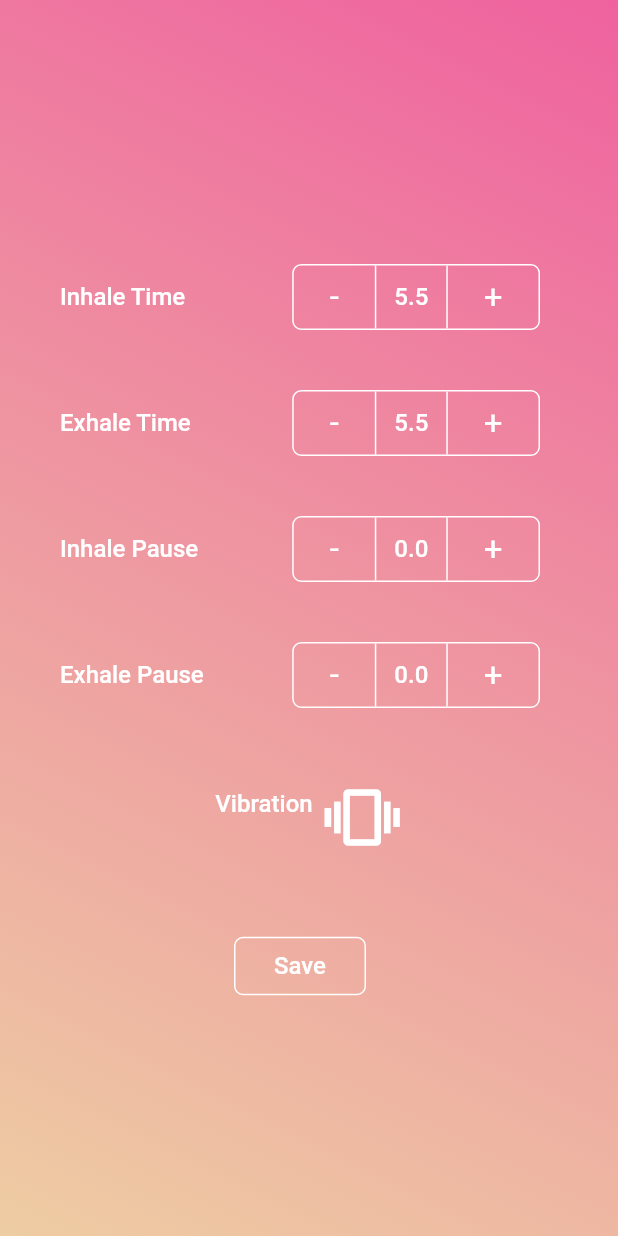
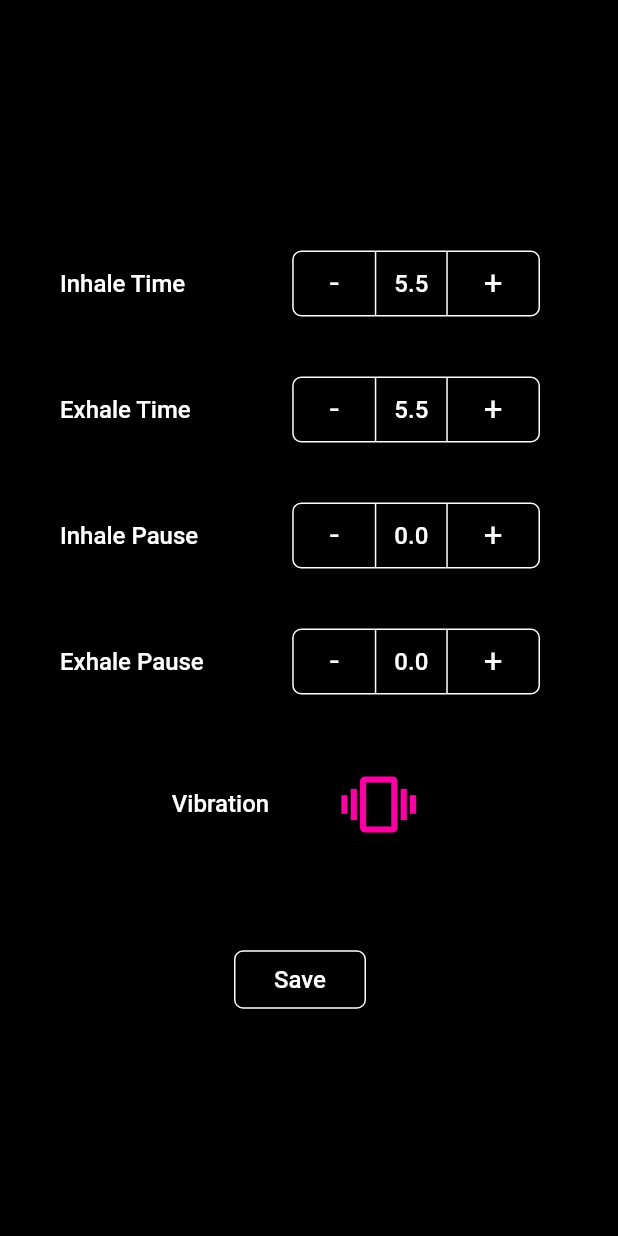
Before and after one commit to brimac1634/breath, a Flutter app: the screen it shows after launch, after a tap on the "settings" icon, on a phone screen of 412 x 824 dp. Run offline on Flutter 3.47's test engine with Material 2 defaults, Android fonts, the phone set to English and light mode, and no system bars; our stand-ins replace vibration; Roboto replaces fonts that are missing (Rubik).

Commit message:
added glow to particles, blur effect with home screen message, and color toggle vibrate icon

```diff
--- a/lib/main.dart
+++ b/lib/main.dart
@@ -1,4 +1,3 @@
-import 'package:breath/screens/breathe_screen.dart';
 import 'package:flutter/material.dart';
 
 import './screens/breathe_screen.dart';
@@ -18,10 +17,7 @@ class MyApp extends StatelessWidget {
           bodyText1: TextStyle(color: Colors.white, fontSize: 16.0),
           subtitle1: TextStyle(color: Colors.blue, fontWeight: FontWeight.w900),
           headline1: TextStyle(
-              color: Colors.white,
-              fontSize: 22,
-              fontFamily: 'Rubik',
-              fontWeight: FontWeight.normal),
+              color: Colors.white, fontSize: 22, fontWeight: FontWeight.normal),
         ),
         backgroundColor: Colors.black,
         visualDensity: VisualDensity.adaptivePlatformDensity,
--- a/lib/screens/breathe_screen.dart
+++ b/lib/screens/breathe_screen.dart
@@ -1,3 +1,5 @@
+import 'dart:ui';
+
 import 'package:flutter/material.dart';
 import 'package:vibration/vibration.dart';
 import 'dart:async';
@@ -142,15 +144,15 @@ class _BreatheScreenState extends State<BreatheScreen>
 
   @override
   Widget build(BuildContext context) {
-    return Scaffold(
-      body: Container(
-        decoration: BoxDecoration(
-          gradient: LinearGradient(
-              begin: Alignment.bottomLeft,
-              end: Alignment.topRight,
-              colors: [Color(0xFFeecda3), Color(0xFFef629f)]),
-        ),
-        child: Stack(children: [
+    return WillPopScope(
+      onWillPop: () async {
+        if (_showingMenu) {
+          _toggleMenu();
+          return false;
+        }
+      },
+      child: Scaffold(
+        body: Stack(children: [
           Transform.scale(
             scale: _scale.value,
             child: AnimatedOpacity(
@@ -166,20 +168,37 @@ class _BreatheScreenState extends State<BreatheScreen>
                       pattern: _pattern,
                       isBreathing: _isBreathing,
                       quantity: 40,
-                      diameter: 6.0,
+                      diameter: 4.0,
                     ),
                     Particles(
                       pattern: _pattern,
                       isBreathing: _isBreathing,
                       quantity: 40,
-                      diameter: 8.0,
+                      diameter: 5.0,
                     ),
                     Particles(
                       pattern: _pattern,
                       isBreathing: _isBreathing,
-                      quantity: 20,
-                      diameter: 10.0,
+                      quantity: 30,
+                      diameter: 6.0,
                     ),
+                    AnimatedOpacity(
+                      duration: Duration(milliseconds: 500),
+                      opacity: _isBreathing ? 0.0 : 1.0,
+                      child: BackdropFilter(
+                        filter: ImageFilter.blur(sigmaX: 4.0, sigmaY: 4.0),
+                        child: Container(
+                          width: MediaQuery.of(context).size.width,
+                          height: MediaQuery.of(context).size.height,
+                          child: Center(
+                            child: Text(
+                              'Breathe Out',
+                              style: Theme.of(context).textTheme.headline1,
+                            ),
+                          ),
+                        ),
+                      ),
+                    )
                   ],
                 ),
               ),
@@ -228,8 +247,8 @@ class _BreatheScreenState extends State<BreatheScreen>
             ),
           )
         ]),
+        backgroundColor: Theme.of(context).backgroundColor,
       ),
-      backgroundColor: Theme.of(context).backgroundColor,
     );
   }
 }
--- a/lib/widgets/menu.dart
+++ b/lib/widgets/menu.dart
@@ -124,19 +124,27 @@ class Menu extends StatelessWidget {
               mainAxisAlignment: MainAxisAlignment.center,
               crossAxisAlignment: CrossAxisAlignment.center,
               children: [
-                Text(
+                Padding(
+                  padding: const EdgeInsets.symmetric(horizontal: 20),
+                  child: Text(
                     'Vibration',
                     style: Theme.of(context).textTheme.bodyText1,
                   ),
-                IconButton(
+                ),
+                Padding(
+                  padding: const EdgeInsets.symmetric(horizontal: 20),
+                  child: IconButton(
+                    iconSize: 50,
                     icon: Icon(
                       Icons.vibration,
-                    color: Colors.white,
+                      color:
+                          vibrationEnabled ? Color(0xfffc00a3) : Colors.white,
                       size: 50,
                     ),
                     onPressed: () {
                       onVibrationChange(!vibrationEnabled);
                     },
+                  ),
                 )
               ],
             ),
--- a/lib/widgets/particle.dart
+++ b/lib/widgets/particle.dart
@@ -17,7 +17,8 @@ class Particle extends StatefulWidget {
 
 class _ParticleState extends State<Particle>
     with SingleTickerProviderStateMixin {
-  static const _colors = [Colors.white, Colors.white, Colors.white];
+  static const _colors = [Colors.white];
+  static const _shadows = [Color(0xfffc00a3)];
   final _start = Random().nextDouble().round().toDouble();
   final _color = _colors[Random().nextInt(_colors.length)];
   double _offsetX;
@@ -53,9 +54,15 @@ class _ParticleState extends State<Particle>
         height: widget.diameter,
         transform: Matrix4.translationValues(_offsetX, _offsetY, 0),
         decoration: BoxDecoration(
-          color: _color,
-          borderRadius: BorderRadius.circular(20),
-        ),
+            color: _color,
+            borderRadius: BorderRadius.circular(20),
+            boxShadow: [
+              BoxShadow(
+                color: _shadows[Random().nextInt(_shadows.length)],
+                blurRadius: 10.0,
+                spreadRadius: 1.2,
+              ),
+            ]),
       ),
     );
   }
```
Also changed, not shown: pubspec.lock. Lines whose indentation alone changed are shown as unchanged.
